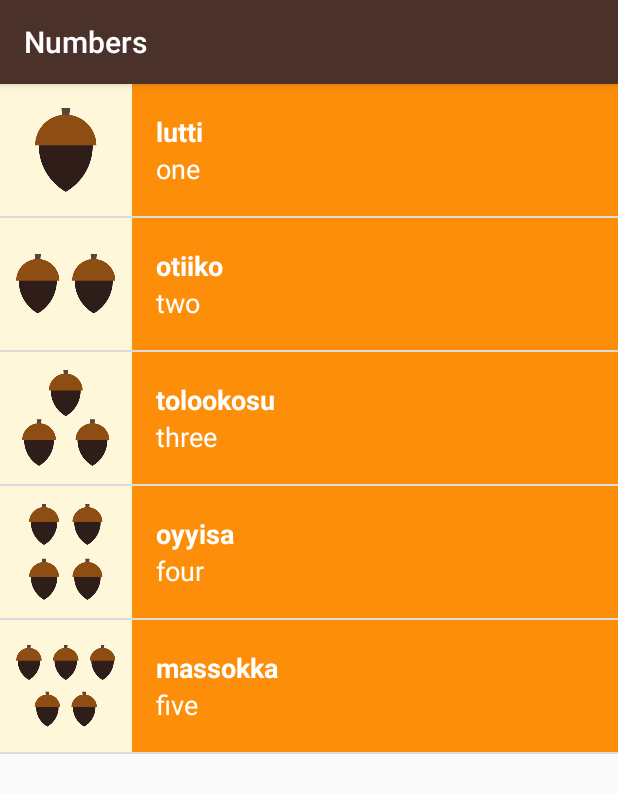
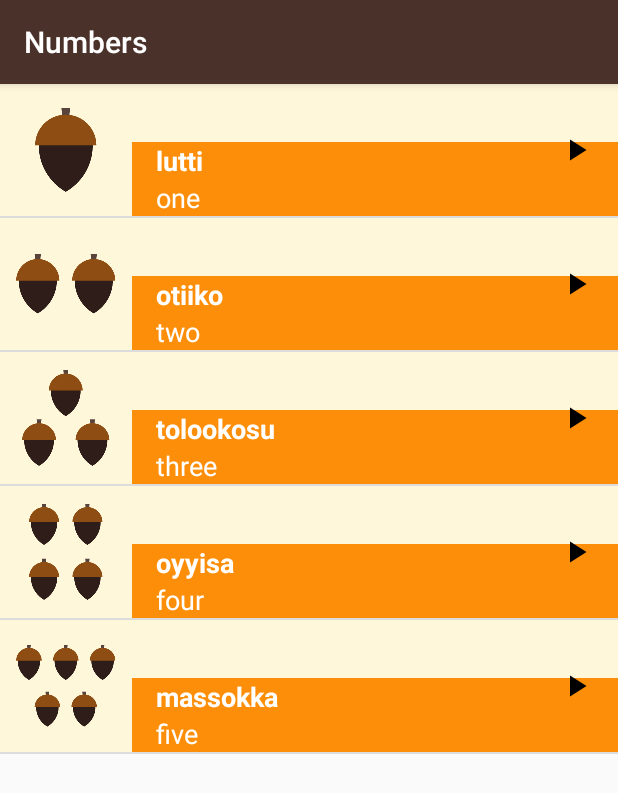
Before and after one commit to paintedlbird7/ud839_Miwok-app, an Android app: the NumbersActivity screen opened directly, with no data from a screen before it, after a tap on "otiiko", on a phone screen of 412 x 824 dp. Shown: the top 793 px of the screen. Run offline under Robolectric (Android 15) with nearby library versions, the phone set to English and light mode, and no system bars.

Commit message:
Miwok App (working images, list view), working audio, release media)

```diff
--- a/app/src/main/java/com/example/android/miwok/NumbersActivity.java
+++ b/app/src/main/java/com/example/android/miwok/NumbersActivity.java
@@ -1,5 +1,8 @@
 package com.example.android.miwok;
 
+import android.content.ComponentName;
+import android.content.Context;
+import android.media.AudioManager;
 import android.media.MediaPlayer;
 import android.os.Bundle;
 import android.support.v7.app.AppCompatActivity;
@@ -14,6 +17,35 @@ import static com.example.android.miwok.R.layout;
 
 public class NumbersActivity extends AppCompatActivity {
 
+    private Object android;
+    private ListAdapter adapter;
+    private ListAdapter itemsAdapter;
+
+    private MediaPlayer mMediaPlayer;
+    private AudioManager mAudioManager;
+
+    AudioManager.OnAudioFocusChangeListener mOnAudioFocusChangeListener =
+            new AudioManager.OnAudioFocusChangeListener() {
+
+                public void onAudioFocusChange(int focusChange) {
+                    int AudioManagerAUDIOFOCUS_LOSS_TRANSIENT = 0;
+                    if (focusChange == AudioManagerAUDIOFOCUS_LOSS_TRANSIENT ||
+                            focusChange == AudioManager.AUDIOFOCUS_LOSS_TRANSIENT_CAN_DUCK) {
+                        mMediaPlayer.pause();
+                        mMediaPlayer.seekTo(0);
+                    } else if (focusChange == AudioManager.AUDIOFOCUS_GAIN) {
+                        // Resume playback
+                        mMediaPlayer.start();
+                    } else if (focusChange == AudioManager.AUDIOFOCUS_LOSS) {
+                        // The AUDIOFOCUS_LOSS case we've lost audio focus and
+                        //stop playback and cleanup
+                        releaseMediaPlayer();
+                    }
+
+                    }
+                };
+
+
     private MediaPlayer.OnCompletionListener mCompletionListener = new MediaPlayer.OnCompletionListener(){
 
         @Override
@@ -22,17 +54,15 @@ public class NumbersActivity extends AppCompatActivity {
         }
 
     };
-
-
-    private Object android;
-    private ListAdapter adapter;
-    private ListAdapter itemsAdapter;
-    private MediaPlayer mMediaPlayer;
+    private ComponentName RemoteControlReceiver;
+    private AudioManager.OnAudioFocusChangeListener mOnAudioFocusChangeListner;
 
     @Override
     protected void onCreate(Bundle savedInstanceState) {
         super.onCreate(savedInstanceState);
         setContentView(layout.word_list);
+
+        mAudioManager = (AudioManager) getSystemService(Context.AUDIO_SERVICE);
 
         // Create an array of words
         // words.add("one");
@@ -66,19 +96,37 @@ public class NumbersActivity extends AppCompatActivity {
         listView.setOnItemClickListener(new AdapterView.OnItemClickListener() {
             @Override
             public void onItemClick(AdapterView<?> parent, View view, int position, long id) {
+
                 Word word = words.get(position);
+
                 releaseMediaPlayer();
+
+                //Request audio focus for playback
+                int result = mAudioManager.requestAudioFocus(mOnAudioFocusChangeListener,
+                        // Use the music stream.
+                        AudioManager.STREAM_MUSIC,
+                        // Request permanent focus.
+                        AudioManager.AUDIOFOCUS_GAIN_TRANSIENT);
+
+                if (result == AudioManager.AUDIOFOCUS_REQUEST_GRANTED) {
+                    mAudioManager.registerMediaButtonEventReceiver(RemoteControlReceiver);
+                    // We have an audio focus now
+
+                    // Create and setup the {@link MediaPlayer) for the audio resource associated
+                    // with the current word
                     mMediaPlayer = MediaPlayer.create(NumbersActivity.this, word.getmAudioResourceId());
+                    // Start the audio file
                     mMediaPlayer.start(); // no need  to call prepare(); create() does that for you
 
                     mMediaPlayer.setOnCompletionListener(mCompletionListener);
                 }
 
+            }
         });
     }
 
         @Override
-        protected void onStop() {
+        protected void onStop(){
             super.onStop();
             releaseMediaPlayer();
         }
@@ -100,51 +148,9 @@ public class NumbersActivity extends AppCompatActivity {
             // setting the media player to null is an easy way to tell that the media player
             // is not configured to play an audio file at the moment.
             mMediaPlayer = null;
+
+            mAudioManager.abandonAudioFocus(mOnAudioFocusChangeListner);
         }
     }
 
 }
-
-
-        // For Loop: Find the root view of the whole layout
-//        LinearLayout rootView = (LinearLayout) findViewById(R.id.rootView);
-//
-//        for(int index = 0; index < words.size(); index++)
-//        {
-//            // Create a new TextView
-//            TextView wordView = new TextView(this);
-//
-//            // Set the text to be word at the current index
-//            wordView.setText(words.get(index));
-//
-//            // Add this TextView as another child to the root view of this layout
-//            rootView.addView(wordView);
-//        }
-//    }
-//}
-
-
-
-
-// While Loop:  Create a variable to keep track of the current index position
-//        int index = 0;
-//        while(index<words.size()){
-//            // Create a new {@link TextView} that displayed the word at
-//            // and add the View as a child to the rootView
-//
-//            TextView wordView = new TextView(this);
-//            wordView.setText(words.get(0));
-//            rootView.addView(wordView);
-//
-//            //Update counter variable
-//            index++; //index = index + 1
-//        }
-
-
-//        TextView wordView2 = new TextView(this);
-//        wordView2.setText(words.get(1));
-//        rootView.addView(wordView2);
-//
-//        TextView wordView3 = new TextView(this);
-//        wordView3.setText(words.get(2));
-//        rootView.addView(wordView3);
--- /dev/null
+++ b/app/src/main/res/drawable/ic_play_arrow.xml
@@ -0,0 +1,9 @@
+<vector xmlns:android="http://schemas.android.com/apk/res/android"
+        android:width="24dp"
+        android:height="24dp"
+        android:viewportWidth="24.0"
+        android:viewportHeight="24.0">
+    <path
+        android:fillColor="#FF000000"
+        android:pathData="M8,5v14l11,-7z"/>
+</vector>
--- a/app/src/main/res/layout/activity_main.xml
+++ b/app/src/main/res/layout/activity_main.xml
@@ -27,6 +27,9 @@
         style="@style/CategoryStyle"
         android:background="@color/category_numbers"
         android:text="@string/numbers"
+        android:layout_width="match_parent"
+        android:layout_height="wrap_content"
+
 
         />
 
--- a/app/src/main/res/layout/list_item.xml
+++ b/app/src/main/res/layout/list_item.xml
@@ -1,6 +1,5 @@
-<?xml version="1.0" encoding="utf-8"?>
-<!-- Layout for a single list item -->
-<LinearLayout
+<?xml version="1.0" encoding="utf-8"?><!-- Layout for a single list item -->
+<RelativeLayout
     xmlns:android="http://schemas.android.com/apk/res/android"
     xmlns:tools="http://schemas.android.com/tools"
     android:orientation="horizontal"
@@ -19,10 +18,15 @@
 
     <LinearLayout
         android:layout_width="match_parent"
-        android:layout_height="match_parent"
+        android:layout_height="wrap_content"
         android:id="@+id/text_container"
         android:orientation="vertical"
         android:paddingLeft="16dp"
+        android:layout_alignParentBottom="true"
+        android:layout_alignParentRight="true"
+        android:layout_alignParentTop="true"
+        android:layout_toRightOf="@+id/image"
+
         >
 
         <TextView
@@ -50,4 +54,13 @@
 
     </LinearLayout>
 
-    </LinearLayout>
+    <ImageView
+        android:layout_width="24dp"
+        android:layout_height="24dp"
+        android:layout_alignParentRight="true"
+        android:layout_centerVertical="true"
+        android:layout_marginRight="16dp"
+        android:src="@drawable/ic_play_arrow"
+        />
+
+</RelativeLayout>
--- a/app/src/main/res/layout/word_list.xml
+++ b/app/src/main/res/layout/word_list.xml
@@ -6,4 +6,5 @@
     android:layout_height="match_parent"
     android:orientation="vertical"
     android:id="@+id/list"
+    android:drawSelectorOnTop="true"
     />
```
Lines whose indentation alone changed are shown as unchanged.
